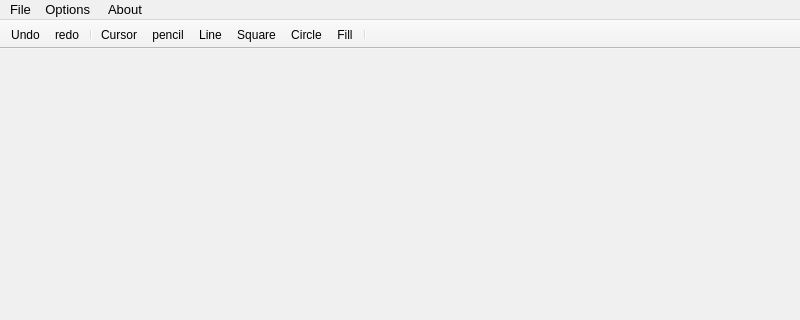
The window that mainwindow.ui (Moisis/Decolor) describes before a commit, drawn with Qt 5; both pictures show x 0 to 800 and y 0 to 320 of the 800 by 468 pixel window.
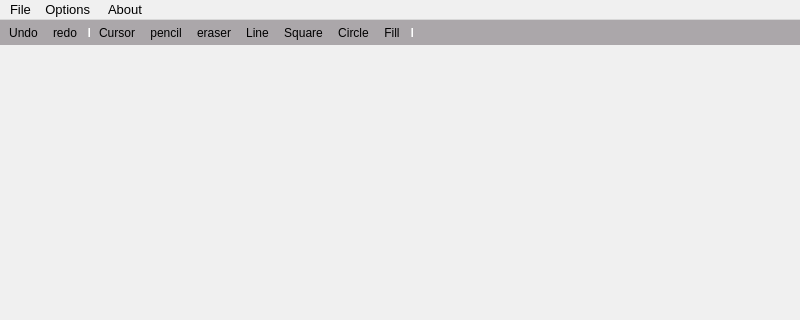
The same window after the commit. Icons and pictures are not drawn.

Diff of the .ui file:
```diff
--- a/mainwindow.ui
+++ b/mainwindow.ui
@@ -64,6 +64,15 @@
    <property name="layoutDirection">
     <enum>Qt::LeftToRight</enum>
    </property>
+   <property name="styleSheet">
+    <string notr="true">QMenuBar {
+    border-style: solid;
+     border-style: outset;
+     color: #EAEAEA;
+     background: #949193; 
+     font-size: 9pt;
+}</string>
+   </property>
   </widget>
   <widget class="QMenuBar" name="menubar">
    <property name="geometry">
@@ -128,6 +137,15 @@
    <property name="autoFillBackground">
     <bool>false</bool>
    </property>
+   <property name="styleSheet">
+    <string notr="true">QToolBar {
+     border-style: solid;
+     border-style: outset;
+     color: #EAEAEA;
+     background: #aba7aa; 
+     font-size: 9pt;
+}</string>
+   </property>
    <property name="movable">
     <bool>false</bool>
    </property>
@@ -157,6 +175,7 @@
    <addaction name="separator"/>
    <addaction name="actionCursor"/>
    <addaction name="actionpencil"/>
+   <addaction name="actioneraser"/>
    <addaction name="actionLine"/>
    <addaction name="actionSquare"/>
    <addaction name="actionCircle"/>
@@ -320,6 +339,18 @@
     <string>Preferences</string>
    </property>
   </action>
+  <action name="actioneraser">
+   <property name="checkable">
+    <bool>true</bool>
+   </property>
+   <property name="icon">
+    <iconset resource="resource.qrc">
+     <normaloff>:/img/eraser.png</normaloff>:/img/eraser.png</iconset>
+   </property>
+   <property name="text">
+    <string>eraser</string>
+   </property>
+  </action>
  </widget>
  <resources>
   <include location="resource.qrc"/>
```
Left out of the diff: 10 changed lines with no effect on the pictures.
